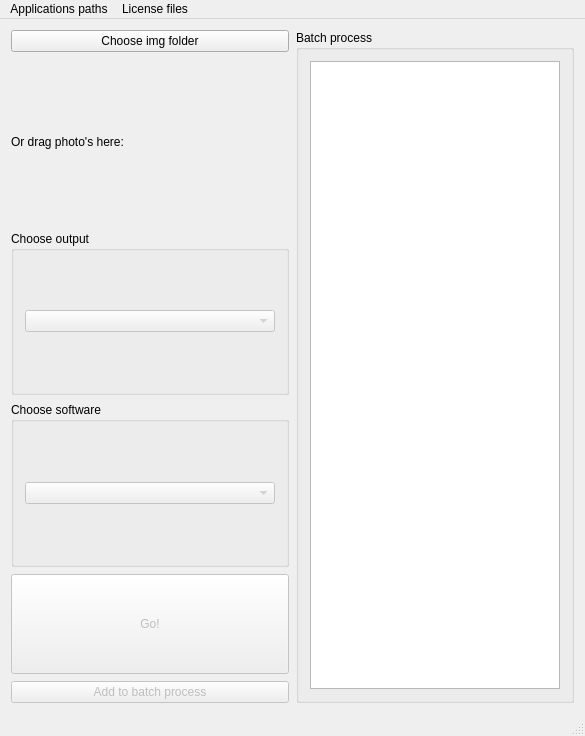
Old version of the form gui/ui/launch_station.ui in the repository s-du/Launch_station.
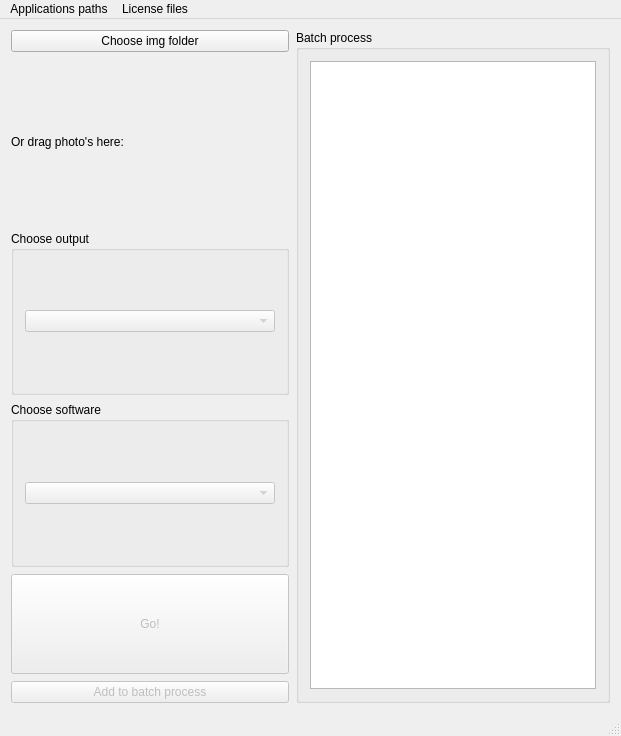
New version of the form.

```diff
--- a/gui/ui/launch_station.ui
+++ b/gui/ui/launch_station.ui
@@ -6,7 +6,7 @@
    <rect>
     <x>0</x>
     <y>0</y>
-    <width>579</width>
+    <width>621</width>
     <height>736</height>
    </rect>
   </property>
@@ -156,7 +156,7 @@
     <rect>
      <x>0</x>
      <y>0</y>
-     <width>579</width>
+     <width>621</width>
      <height>26</height>
     </rect>
    </property>
```
